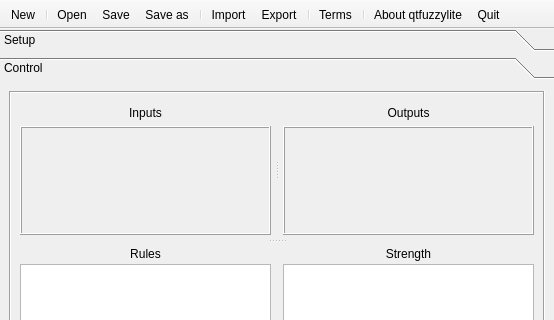
First picture: the form in qtfuzzylite/ui/Window.ui, repository fuzzylite/fuzzylite, before the edit; both pictures show x 0 to 554 and y 0 to 320 of the 554 by 541 pixel window.
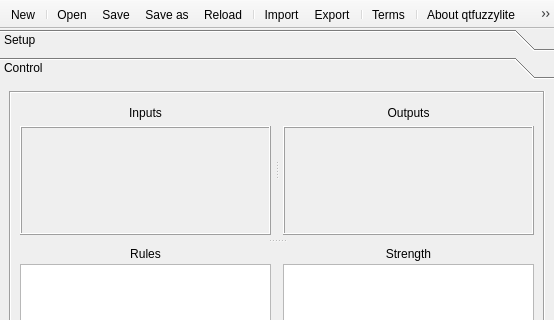
Second picture: the form after the edit. The open tabs and pages were chosen to show the change. Icons and pictures are not drawn. Custom widgets are drawn as their Qt base class.

Commit message: fl: fixes to ImEx. qt: New, Open, Save, Save as, and Reload. Open file from console arguments. Ask for help and Join the community.

Diff of the .ui file:
```diff
--- a/qtfuzzylite/ui/Window.ui
+++ b/qtfuzzylite/ui/Window.ui
@@ -887,6 +887,7 @@
    <addaction name="actionOpen"/>
    <addaction name="actionSave"/>
    <addaction name="actionSaveAs"/>
+   <addaction name="actionReload"/>
    <addaction name="separator"/>
    <addaction name="actionImport"/>
    <addaction name="actionExport"/>
```
Left out of the diff: 26 changed lines with no effect on the pictures. The commit also changes 15 other files.
